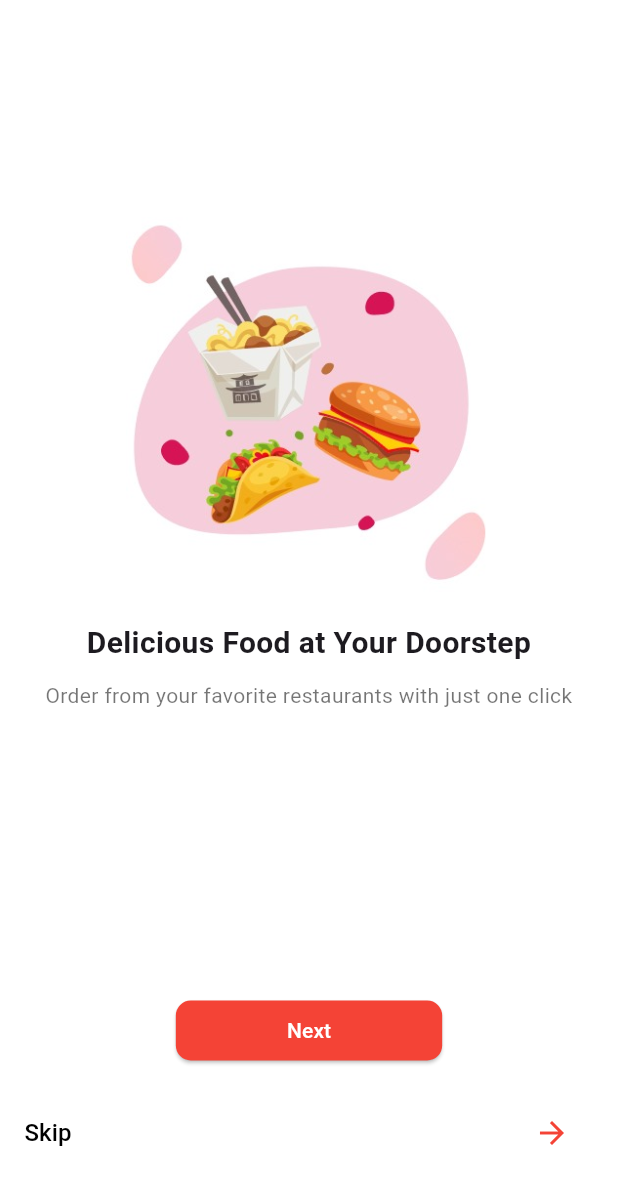
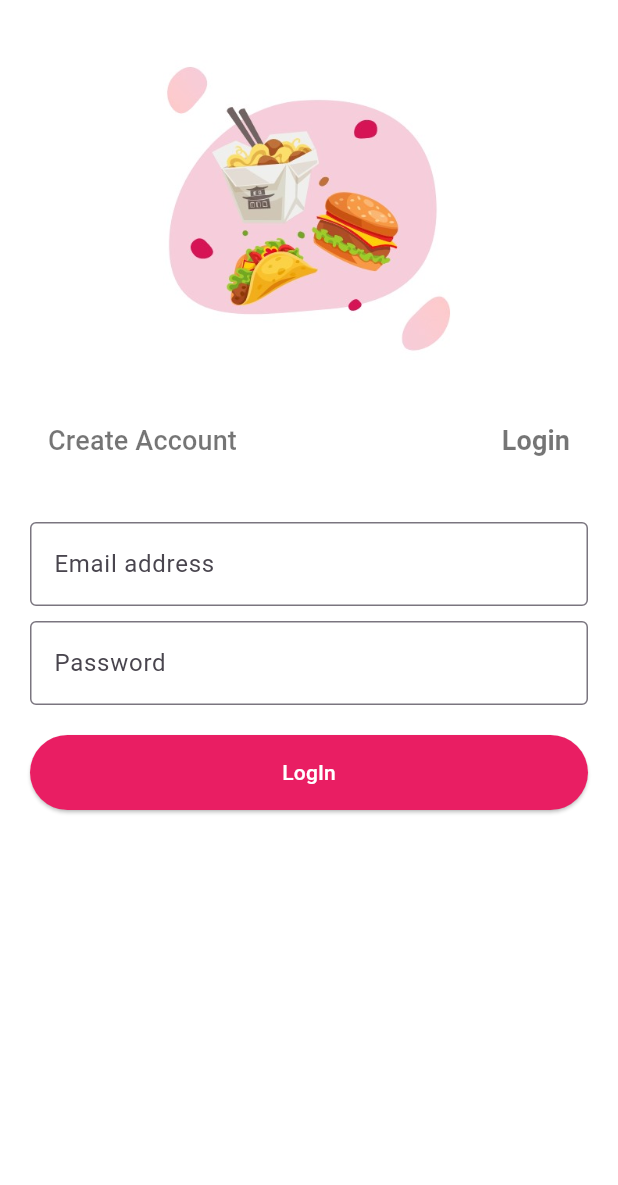
Before and after one commit to devwithumair/FoodCourierApp, a Flutter app: the OnboardingScreenTwo screen opened directly, after a tap on the "arrow forward" icon, on a phone screen of 412 x 824 dp. Shown: the top 1185 px of the screen. Run offline on Flutter 3.47's test engine with Material 3 defaults, Android fonts, the phone set to English and light mode, and no system bars; our stand-ins replace firebase_auth; accounts and stored records are empty.

Commit message:
Login Signup

```diff
--- /dev/null
+++ b/lib/login_screen.dart
@@ -0,0 +1,125 @@
+import 'package:firebase_auth/firebase_auth.dart';
+import 'package:flutter/material.dart';
+import 'package:foodcourier/homeview.dart';
+import 'package:foodcourier/signup_screen.dart';
+
+class Login extends StatefulWidget {
+  const Login({super.key});
+
+  @override
+  State<Login> createState() => _LoginState();
+}
+
+class _LoginState extends State<Login> {
+  TextEditingController emailController = TextEditingController();
+  TextEditingController passController = TextEditingController();
+
+  login() async {
+    try {
+      final credential = await FirebaseAuth.instance.signInWithEmailAndPassword(
+        email: emailController.text,
+        password: passController.text,
+      );
+    } on FirebaseAuthException catch (e) {
+      if (e.code == 'user-not-found') {
+        print('No user found for that email.');
+      } else if (e.code == 'wrong-password') {
+        print('Wrong password provided for that user.');
+      }
+    }
+  }
+
+  @override
+  Widget build(BuildContext context) {
+    return Scaffold(
+      backgroundColor: Colors.white,
+      body: SingleChildScrollView(
+        child: Column(
+          children: [
+            SizedBox(height: 40),
+            Image.asset(
+              'assets/images/boarding2.jpg', // Replace with your asset image
+              height: 200,
+            ),
+            SizedBox(height: 20),
+            Container(
+              padding: EdgeInsets.symmetric(horizontal: 20, vertical: 10),
+              child: Column(
+                children: [
+                  Row(
+                    mainAxisAlignment: MainAxisAlignment.spaceBetween,
+                    children: [
+                      TextButton(
+                        onPressed: () {
+                          Navigator.push(
+                            context,
+                            MaterialPageRoute(builder: (context) => Signup()),
+                          );
+                        },
+                        child: Text(
+                          'Create Account',
+                          style: TextStyle(
+                            fontSize: 18,
+                            // fontWeight: FontWeight.bold,
+                            color: Colors.black54,
+                          ),
+                        ),
+                      ),
+                      TextButton(
+                        onPressed: () {
+                          Navigator.push(
+                            context,
+                            MaterialPageRoute(builder: (context) => Login()),
+                          );
+                        },
+                        child: Text(
+                          'Login',
+                          style: TextStyle(
+                            fontSize: 18,
+                            fontWeight: FontWeight.bold,
+                            color: Colors.black54,
+                          ),
+                        ),
+                      ),
+                    ],
+                  ),
+                  SizedBox(height: 20),
+                  SizedBox(height: 10),
+                  TextField(
+                    decoration: InputDecoration(
+                      labelText: 'Email address',
+                      border: OutlineInputBorder(),
+                    ),
+                  ),
+                  SizedBox(height: 10),
+                  TextField(
+                    obscureText: true,
+                    decoration: InputDecoration(
+                      labelText: 'Password',
+                      border: OutlineInputBorder(),
+                    ),
+                  ),
+                  SizedBox(height: 20),
+                  ElevatedButton(
+                    onPressed: () {
+                      Navigator.pushReplacement(
+                        context,
+                        MaterialPageRoute(builder: (context) => HomeView()),
+                      );
+                    },
+                    style: ElevatedButton.styleFrom(
+                      backgroundColor: Colors.pink,
+                      minimumSize: Size(double.infinity, 50),
+                    ),
+                    child: Text('LogIn', style: TextStyle(color: Colors.white)),
+                  ),
+                  SizedBox(height: 10),
+                ],
+              ),
+            ),
+          ],
+        ),
+      ),
+    );
+  }
+}
--- a/lib/onboarding2.dart
+++ b/lib/onboarding2.dart
@@ -1,4 +1,5 @@
 import 'package:flutter/material.dart';
+import 'package:foodcourier/login_screen.dart';
 import 'package:foodcourier/onboarding1.dart';
 
 class OnboardingScreenTwo extends StatelessWidget {
@@ -89,10 +90,10 @@ class OnboardingScreenTwo extends StatelessWidget {
                       padding: const EdgeInsets.only(right: 20),
                       child: IconButton(
                         onPressed: () {
-                          // Navigator.push(
-                          //   context,
-                          //   MaterialPageRoute(builder: (context) => Login()),
-                          // );
+                          Navigator.push(
+                            context,
+                            MaterialPageRoute(builder: (context) => Login()),
+                          );
                         },
                         icon: Icon(Icons.arrow_forward, color: Colors.red),
                       ),
```
Also changed, not shown: lib/homeview.dart (added, +28 -0 lines), lib/signup_screen.dart (added, +133 -0 lines), pubspec.yaml (+8 -0 lines), pubspec.lock, 3 other files.
